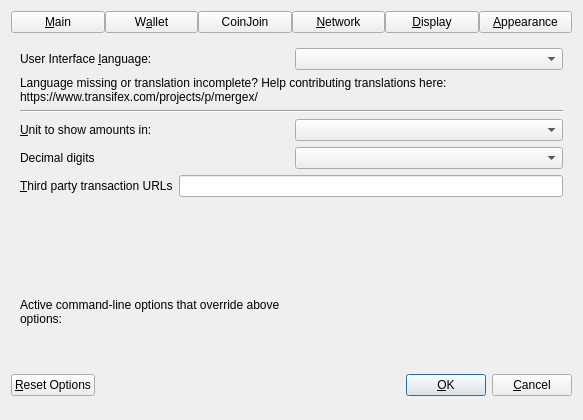
Above: src/qt/forms/optionsdialog.ui from 1NF1N18Y/Points-Masternodes before the change. Below: the same form after it.
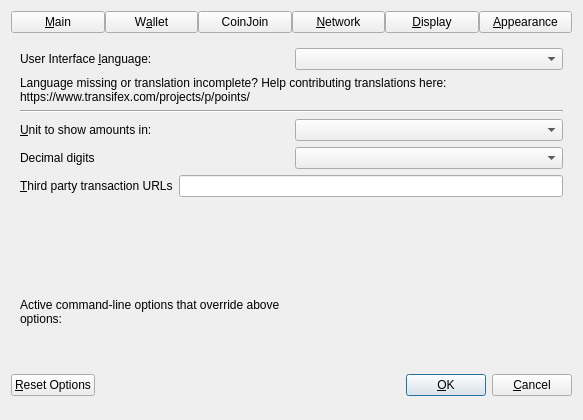
That is the form after the change. The open tabs and pages were chosen to show the change. Custom widgets are drawn as their Qt base class.

Diff of the .ui file:
```diff
--- a/src/qt/forms/optionsdialog.ui
+++ b/src/qt/forms/optionsdialog.ui
@@ -755,7 +755,7 @@
          </property>
          <property name="text">
           <string>Language missing or translation incomplete? Help contributing translations here:
-https://www.transifex.com/projects/p/mergex/</string>
+https://www.transifex.com/projects/p/points/</string>
          </property>
          <property name="wordWrap">
           <bool>true</bool>
```
